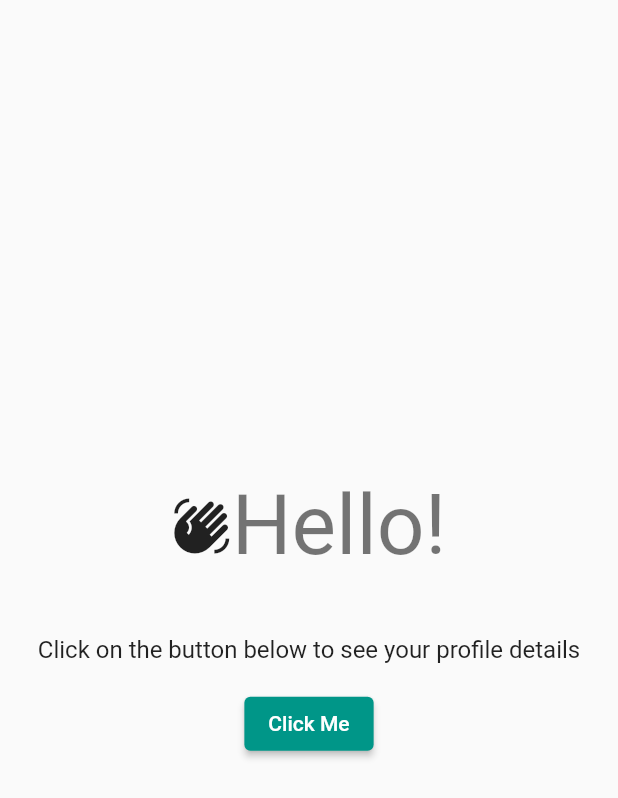
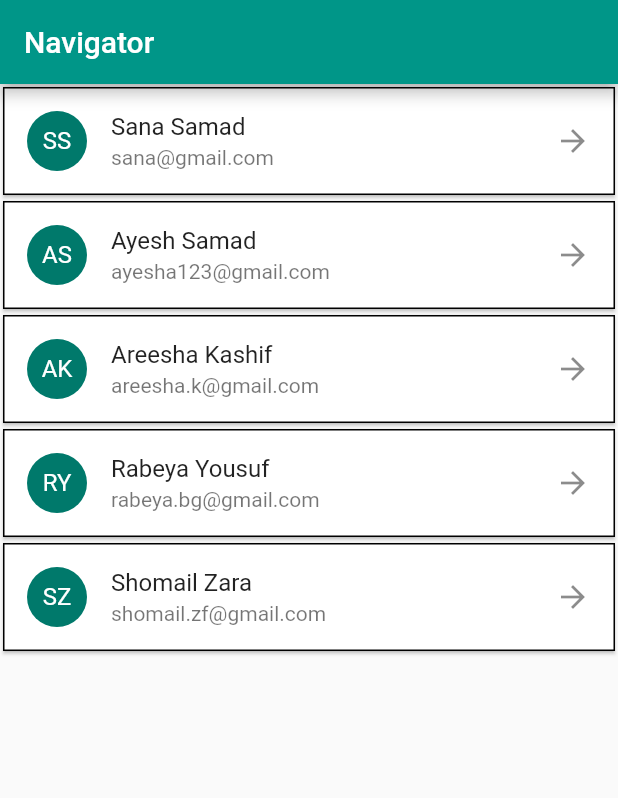
Before and after one commit to areeshak/flutter_mobile_dev, a Flutter app: the screen it shows after launch, on a phone screen of 412 x 824 dp. Shown: the top 798 px of the screen. Run offline on Flutter 3.47's test engine with Material 2 defaults, Android fonts, the phone set to English and light mode, and no system bars.

Commit message:
add editable contacts list navigation

```diff
--- /dev/null
+++ b/lib/Mini Projects/navigation6/contacts_list.dart
@@ -0,0 +1,64 @@
+//click on any profile to edit details
+//after clicking on the profile --> navigate to edit profile screen which displays selected profile details
+
+import 'package:flutter/material.dart';
+
+import 'package:flutter_mobile_dev/Basic Widgets/navigation5/profile.dart';
+import 'edit_screen.dart';
+
+class ContactsListPage extends StatefulWidget {
+  const ContactsListPage({Key? key}) : super(key: key);
+
+  @override
+  State<ContactsListPage> createState() => _ContactsListPageState();
+}
+
+class _ContactsListPageState extends State<ContactsListPage> {
+  List<Profile> details = [
+    Profile(initials: 'SS', name: 'Sana Samad', email: 'sana@gmail.com'),
+    Profile(initials: 'AS', name: 'Ayesh Samad', email: 'ayesha123@gmail.com'),
+    Profile(initials: 'AK', name: 'Areesha Kashif', email: 'areesha.k@gmail.com'),
+    Profile(initials: 'RY', name: 'Rabeya Yousuf', email: 'rabeya.bg@gmail.com'),
+    Profile(initials: 'SZ', name: 'Shomail Zara', email: 'shomail.zf@gmail.com'),
+  ];
+
+  int _selectedIndex = 0;
+  bool isSelected = false;
+
+  @override
+  Widget build(BuildContext context) {
+    return Scaffold(
+      appBar: AppBar(
+        title: const Text("Navigator"),
+      ),
+      body: ListView.builder(
+        itemCount: details.length,
+        itemBuilder: (context, index) {
+          return Card(
+            margin: const EdgeInsets.all(2),
+            shape: Border.all(color: Colors.black),
+            child: ListTile(
+              leading: CircleAvatar(child: Text(details[index].initials)),
+              title: Text(details[index].name),
+              subtitle: Text(details[index].email),
+              trailing: const Icon(Icons.arrow_forward_sharp),
+              onTap: () {
+                isSelected = true;
+                setState(() {
+                  _selectedIndex = index;
+                });
+                Navigator.of(context).push(
+                  MaterialPageRoute(
+                    builder: (context) => EditScreen(
+                      editProfile: details[_selectedIndex],                     //selected profile data pushed to edit screen
+                    ),
+                  ),
+                );
+              },
+            ),
+          );
+        },
+      ),
+    );
+  }
+}
--- a/lib/main.dart
+++ b/lib/main.dart
@@ -1,10 +1,12 @@
 import 'package:flutter/material.dart';
+import 'package:flutter_mobile_dev/Mini%20Projects/navigation6/contacts_list.dart';
 
 import 'Basic Widgets/list_view1.dart';
 import 'Basic Widgets/controller2.dart';
 import 'Mini Projects/login3.dart';
 import 'Basic Widgets/reusable_widget4.dart';
 import 'Basic Widgets/navigation5/main_screen.dart';
+import 'Mini Projects/navigation6/contacts_list.dart';
 
 void main() {
   runApp(const MyApp());
@@ -21,7 +23,7 @@
       theme: ThemeData(
         primarySwatch: Colors.teal,
       ),
-      home: const NavigationMainScreenPage(),
+      home: const ContactsListPage(),
     );
   }
 }
```
Also changed, not shown: lib/Mini Projects/navigation6/edit_screen.dart (added, +72 -0 lines), lib/Mini Projects/navigation6/final_screen.dart (added, +39 -0 lines).
